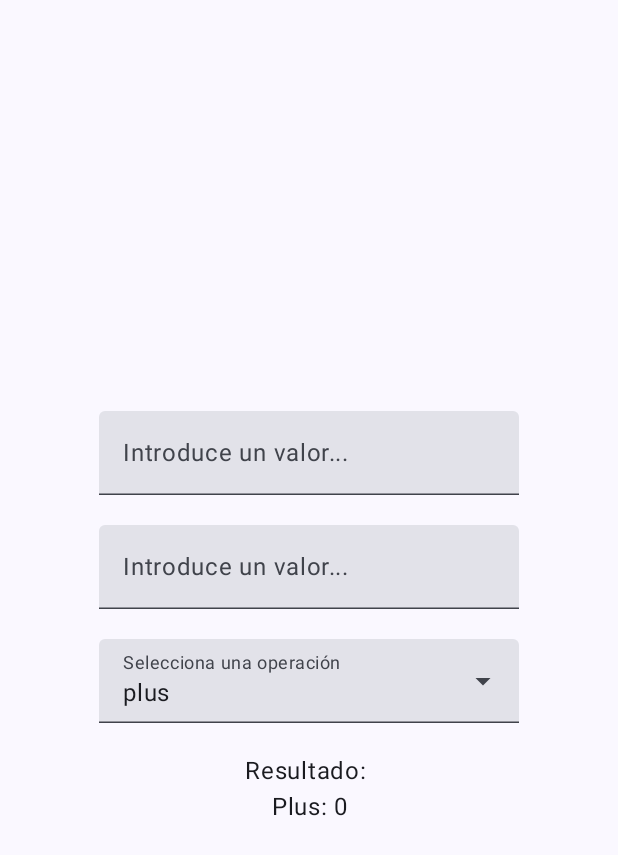
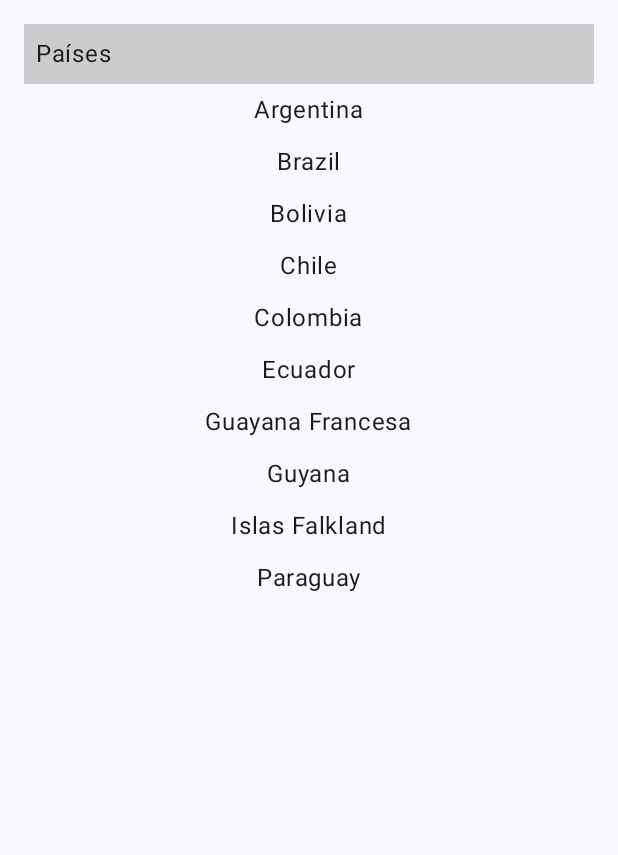
Before and after one commit to jjhernandez-usj/MasterTSA, an Android app built with Jetpack Compose: the screen it shows after launch (MainActivity), on a phone screen of 412 x 824 dp. Shown: the top 855 px of the screen. Run offline under Robolectric (Android 15) with nearby library versions, the phone set to English and light mode, and no system bars.

```diff
--- a/app/src/main/java/es/usj/jjhernandez/mastertsa/MainActivity.kt
+++ b/app/src/main/java/es/usj/jjhernandez/mastertsa/MainActivity.kt
@@ -3,143 +3,105 @@ package es.usj.jjhernandez.mastertsa
 import android.os.Bundle
 import androidx.activity.ComponentActivity
 import androidx.activity.compose.setContent
-import androidx.compose.foundation.layout.Arrangement
-import androidx.compose.foundation.layout.Column
-import androidx.compose.foundation.layout.Spacer
-import androidx.compose.foundation.layout.fillMaxSize
-import androidx.compose.foundation.layout.padding
-import androidx.compose.foundation.text.KeyboardOptions
-import androidx.compose.material3.DropdownMenuItem
-import androidx.compose.material3.ExperimentalMaterial3Api
-import androidx.compose.material3.ExposedDropdownMenuBox
-import androidx.compose.material3.ExposedDropdownMenuDefaults
-import androidx.compose.material3.MenuAnchorType
+import androidx.compose.foundation.ExperimentalFoundationApi
+import androidx.compose.foundation.background
+import androidx.compose.foundation.clickable
+import androidx.compose.foundation.layout.*
+import androidx.compose.foundation.lazy.LazyColumn
+import androidx.compose.material3.MaterialTheme
 import androidx.compose.material3.Scaffold
 import androidx.compose.material3.Text
-import androidx.compose.material3.TextField
-import androidx.compose.runtime.Composable
-import androidx.compose.runtime.getValue
-import androidx.compose.runtime.mutableStateOf
-import androidx.compose.runtime.remember
-import androidx.compose.runtime.setValue
+import androidx.compose.runtime.*
 import androidx.compose.ui.Alignment
 import androidx.compose.ui.Modifier
-import androidx.compose.ui.text.TextStyle
-import androidx.compose.ui.text.input.KeyboardType
+import androidx.compose.ui.graphics.Color
 import androidx.compose.ui.tooling.preview.Preview
 import androidx.compose.ui.unit.dp
 import es.usj.jjhernandez.mastertsa.ui.theme.MasterTSATheme
 
+val countryName = arrayOf(
+    "Argentina", "Brazil", "Bolivia", "Chile", "Colombia",
+    "Ecuador", "Guayana Francesa", "Guyana", "Islas Falkland",
+    "Paraguay", "Peru", "Suriname", "Uruguay", "Venezuela"
+)
+val countryPopulation = arrayOf(
+    "43132000", "204519000", "10520000", "18006000", "45549000",
+    "16279000", "262000", "747000", "3000", "7003000",
+    "31153000", "560000", "3310000", "30620000"
+)
+
 class MainActivity : ComponentActivity() {
-
     override fun onCreate(savedInstanceState: Bundle?) {
         super.onCreate(savedInstanceState)
         setContent {
             MasterTSATheme {
-                SumScreen()
+                CountryListScreen()
             }
         }
     }
 }
 
-fun plus(a: Int, b: Int) = a + b
-fun minus(a: Int, b: Int) = a - b
-fun divide(a: Int, b: Int) = a / b
-fun multiply(a: Int, b: Int) = a * b
-
-fun String.toSafeInt(): Int {
-    return try {
-        this.toInt()
-    } catch (_: NumberFormatException) {
-        0
-    }
-}
-
-fun result(operation: String, text1: String, text2: String): String {
-    return when (operation) {
-        "plus" -> "\n\t Plus: ${plus(text1.toSafeInt(), text2.toSafeInt())}"
-        "minus" -> "\n\t Minus: ${minus(text1.toSafeInt(), text2.toSafeInt())}"
-        "multiply" -> "\n\t Multiply: ${multiply(text1.toSafeInt(), text2.toSafeInt())}"
-        else -> "\n\t Divide: ${divide(text1.toSafeInt(), text2.toSafeInt())}"
-    }
-}
-
-@OptIn(ExperimentalMaterial3Api::class)
+@OptIn(ExperimentalFoundationApi::class)
 @Composable
-fun SumScreen() {
-
-    var text1 by remember { mutableStateOf("") }
-    var text2 by remember { mutableStateOf("") }
-    var operations = arrayOf("plus", "minus", "multiply", "divide")
-    var operation by remember { mutableStateOf(operations[0]) }
-    var expanded by remember { mutableStateOf(false) }
-
-    var result = result(operation, text1, text2)
+fun CountryListScreen() {
+    var selected by remember { mutableIntStateOf(-1) }
 
     Scaffold(modifier = Modifier.fillMaxSize()) { innerPadding ->
         Column(
             modifier = Modifier
                 .fillMaxSize()
-                .padding(innerPadding),
-            verticalArrangement = Arrangement.Center,
-            horizontalAlignment = Alignment.CenterHorizontally,
+                .padding(innerPadding)
+                .padding(16.dp),
+            verticalArrangement = Arrangement.Top,
+            horizontalAlignment = Alignment.CenterHorizontally
         ) {
-            TextField(
-                value = text1,
-                onValueChange = { text1 = it },
-                label = { Text("Introduce un valor...") },
-                textStyle = TextStyle.Default,
-                modifier = Modifier.padding(innerPadding),
-                keyboardOptions = KeyboardOptions(keyboardType = KeyboardType.Number),
-            )
-            Spacer(modifier = Modifier.padding(10.dp))
-            TextField(
-                value = text2,
-                onValueChange = { text2 = it },
-                label = { Text("Introduce un valor...") },
-                textStyle = TextStyle.Default,
-                modifier = Modifier.padding(innerPadding),
-                keyboardOptions = KeyboardOptions(keyboardType = KeyboardType.Number)
-            )
-            Spacer(modifier = Modifier.padding(10.dp))
-            ExposedDropdownMenuBox(
-                expanded = expanded,
-                onExpandedChange = { expanded = !expanded }
+            LazyColumn(
+                modifier = Modifier
+                    .fillMaxWidth()
+                    .fillMaxHeight(0.5f)
             ) {
-                TextField(
-                    value = operation,
-                    onValueChange = {},
-                    readOnly = true,
-                    label = { Text("Selecciona una operación") },
-                    trailingIcon = { ExposedDropdownMenuDefaults.TrailingIcon(expanded = expanded) },
-                    modifier = Modifier
-                        .menuAnchor(type = MenuAnchorType.PrimaryEditable, true)
-                )
-                ExposedDropdownMenu(
-                    expanded = expanded,
-                    onDismissRequest = { expanded = false }
-                ) {
-                    operations.forEach { option ->
-                        DropdownMenuItem(
-                            text = { Text(option) },
-                            onClick = {
-                                operation = option
-                                expanded = false
-                            }
+                stickyHeader {
+                    Text(
+                        "Países",
+                        Modifier
+                            .fillMaxWidth()
+                            .background(Color.LightGray)
+                            .padding(8.dp)
+                    )
+                }
+                items(countryName.size) { item ->
+                    Row(
+                        modifier = Modifier
+                            .fillMaxWidth()
+                            .clickable { selected = item }
+                            .padding(8.dp),
+                        verticalAlignment = Alignment.CenterVertically,
+                        horizontalArrangement = Arrangement.Center
+                    ) {
+                        Text(
+                            text = countryName[item],
+                            style = MaterialTheme.typography.bodyLarge
                         )
                     }
                 }
             }
-            Spacer(modifier = Modifier.padding(10.dp))
-            Text("Resultado: ${result}")
+
+            Spacer(modifier = Modifier.height(16.dp))
+
+            if (selected != -1) {
+                Text(
+                    text = "La población de ${countryName[selected]} es ${countryPopulation[selected]} habitantes",
+                    style = MaterialTheme.typography.bodyLarge
+                )
+            }
         }
     }
 }
 
 @Preview(showBackground = true)
 @Composable
-fun SumScreenPreview() {
+fun CountryListScreenPreview() {
     MasterTSATheme {
-        SumScreen()
+        CountryListScreen()
     }
 }
```
